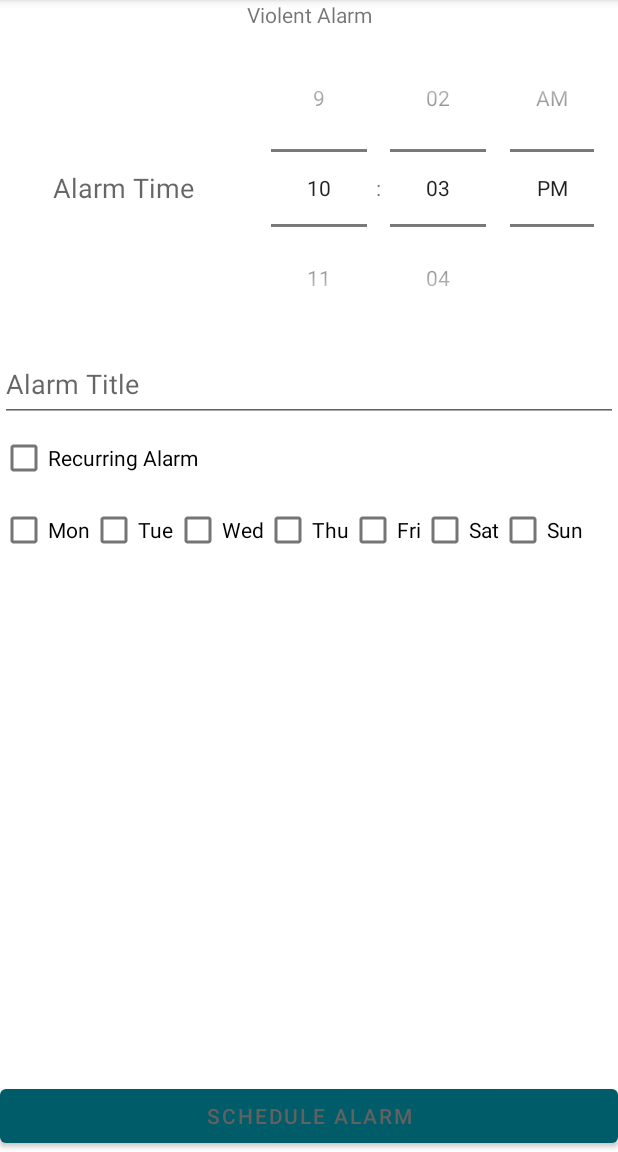
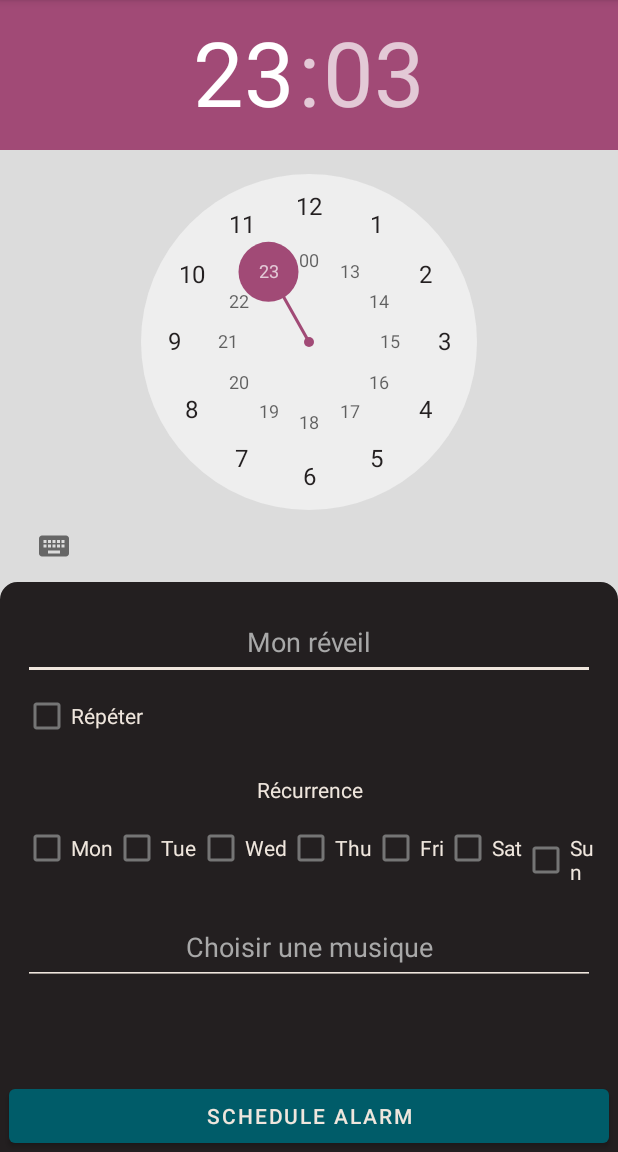
Before and after one commit to Axel-Pion-MDS/B3_Violent_Clock, an Android app: the screen it shows after launch (MainActivity2 before the commit, AddAlarmActivity after it), after a tap on an icon or button, on a phone screen of 412 x 824 dp, the part 84-1236 px from its top. Run offline under Robolectric (Android 15) with nearby library versions, the light colour scheme and no system bars; libraries missing offline, so code that uses them is left out: com.spotify.android; 4 statements that could not run were skipped.

Commit message:
feat(addAlarm): Optimization of front and add music input

```diff
--- a/app/src/main/AndroidManifest.xml
+++ b/app/src/main/AndroidManifest.xml
@@ -20,7 +20,7 @@
                 <category android:name="android.intent.category.LAUNCHER" />
             </intent-filter>
         </activity>
-        <activity android:name="com.raq.violentclock.MainActivity2" >
+        <activity android:name="com.raq.violentclock.AddAlarmActivity" >
         </activity>
     </application>
 
--- /dev/null
+++ b/app/src/main/java/com/raq/violentclock/AddAlarmActivity.kt
@@ -0,0 +1,24 @@
+package com.raq.violentclock
+
+import android.os.Build
+import androidx.appcompat.app.AppCompatActivity
+import android.os.Bundle
+import android.widget.TimePicker
+import androidx.annotation.RequiresApi
+import java.time.LocalDateTime
+import java.time.format.DateTimeFormatter
+
+class AddAlarmActivity : AppCompatActivity() {
+    @RequiresApi(Build.VERSION_CODES.O)
+    override fun onCreate(savedInstanceState: Bundle?) {
+        super.onCreate(savedInstanceState)
+        setContentView(R.layout.new_alarm)
+        var picker : TimePicker = findViewById<TimePicker>(R.id.timePicker)
+        var date = LocalDateTime.now();
+        var formatter = DateTimeFormatter.ofPattern("HH")
+        picker.hour = date.format(formatter).toInt()
+        formatter = DateTimeFormatter.ofPattern("mm")
+        picker.hour = date.format(formatter).toInt()
+        picker.setIs24HourView(true)
+    }
+}
--- a/app/src/main/java/com/raq/violentclock/MainActivity.kt
+++ b/app/src/main/java/com/raq/violentclock/MainActivity.kt
@@ -1,6 +1,5 @@
 package com.raq.violentclock
 
-import android.app.ActivityOptions
 import android.content.Intent
 import android.os.Bundle
 import android.util.Log
@@ -89,9 +88,8 @@ class MainActivity : AppCompatActivity() {
         var btnAlarm : FloatingActionButton = findViewById<FloatingActionButton>(R.id.addAlarm)
         btnAlarm.setOnClickListener {
             Log.d("MainActivityDebug", "Click!")
-            val intent : Intent = Intent(this, MainActivity2::class.java)
+            val intent : Intent = Intent(this, AddAlarmActivity::class.java)
             startActivity(intent)
-            overridePendingTransition(android.R.anim.fade_in, android.R.anim.fade_out);
         }
     }
 }
--- a/app/src/main/java/com/raq/violentclock/MainActivity2.kt
+++ /dev/null
@@ -1,11 +0,0 @@
-package com.raq.violentclock
-
-import androidx.appcompat.app.AppCompatActivity
-import android.os.Bundle
-
-class MainActivity2 : AppCompatActivity() {
-    override fun onCreate(savedInstanceState: Bundle?) {
-        super.onCreate(savedInstanceState)
-        setContentView(R.layout.new_alarm)
-    }
-}
--- a/app/src/main/java/com/raq/violentclock/interface/SpotifyInterface.kt
+++ b/app/src/main/java/com/raq/violentclock/interface/SpotifyInterface.kt
@@ -6,7 +6,7 @@ import retrofit2.http.GET
 import retrofit2.http.Header
 import retrofit2.http.Query
 
-private const val TOKEN = "Bearer BQCBf3_vv8x7vJeHgUu7kzNQRZ0OSQSA75wuVSsH04OqWP75IA6oJYE55jhUuDrDEVU_CdY70ve0zzE8nATEs_y1vD0uAxEOW8UiXGu8b5DVF8W6-tZXVAJM_4jn2yEW1FGdODxktQHXhvw"
+private const val TOKEN = "  BQCBf3_vv8x7vJeHgUu7kzNQRZ0OSQSA75wuVSsH04OqWP75IA6oJYE55jhUuDrDEVU_CdY70ve0zzE8nATEs_y1vD0uAxEOW8UiXGu8b5DVF8W6-tZXVAJM_4jn2yEW1FGdODxktQHXhvw"
 private const val SEARCH_TYPE = "track"
 
 interface SpotifyInterface {
--- /dev/null
+++ b/app/src/main/res/drawable/layout_bg.xml
@@ -0,0 +1,7 @@
+<?xml version="1.0" encoding="UTF-8"?>
+<shape xmlns:android="http://schemas.android.com/apk/res/android">
+    <solid android:color="@color/light_black"/>
+    <stroke android:width="3dp" android:color="@color/light_black" />
+    <corners android:topLeftRadius="10dp" android:topRightRadius="10dp"/>
+    <padding android:left="0dp" android:top="0dp" android:right="0dp" android:bottom="0dp" />
+</shape>
--- a/app/src/main/res/layout/new_alarm.xml
+++ b/app/src/main/res/layout/new_alarm.xml
@@ -1,72 +1,89 @@
 <?xml version="1.0" encoding="utf-8"?>
-<androidx.constraintlayout.widget.ConstraintLayout xmlns:android="http://schemas.android.com/apk/res/android"
+<androidx.constraintlayout.widget.ConstraintLayout
+    xmlns:android="http://schemas.android.com/apk/res/android"
     xmlns:app="http://schemas.android.com/apk/res-auto"
     xmlns:tools="http://schemas.android.com/tools"
     android:layout_width="match_parent"
     android:layout_height="match_parent"
-    tools:context=".MainActivity2">
+    android:background="#DCDCDC"
+    tools:context=".AddAlarmActivity">
 
-    <TextView
-        android:id="@+id/createalarm_scheduleAlarmHeading"
-        android:layout_width="0dp"
+
+    <TimePicker
+        android:id="@+id/timePicker"
+        android:layout_width="wrap_content"
         android:layout_height="wrap_content"
-        android:text="Violent Alarm"
-        android:textAlignment="center"
+        android:layout_weight="0.6"
+        android:amPmTextColor="@color/grey"
+        android:background="#DCDCDC"
+        android:backgroundTintMode="screen"
+        android:headerBackground="@color/secondary"
+        android:numbersTextColor="@color/light_black"
+        android:timePickerMode="clock"
         app:layout_constraintEnd_toEndOf="parent"
         app:layout_constraintStart_toStartOf="parent"
         app:layout_constraintTop_toTopOf="parent" />
 
     <LinearLayout
-        android:id="@+id/createalarm_timePickerLayout"
-        android:layout_width="0dp"
-        android:layout_height="wrap_content"
-        android:orientation="horizontal"
+        android:id="@+id/layout_content"
+        android:layout_width="match_parent"
+        android:layout_height="0dp"
+        android:background="@drawable/layout_bg"
+        android:orientation="vertical"
+        app:layout_constraintBottom_toBottomOf="parent"
         app:layout_constraintEnd_toEndOf="parent"
         app:layout_constraintStart_toStartOf="parent"
-        app:layout_constraintTop_toBottomOf="@+id/createalarm_scheduleAlarmHeading">
-
-        <TextView
-            android:layout_width="0dp"
-            android:layout_height="wrap_content"
-            android:layout_gravity="center"
-            android:layout_weight="0.4"
-            android:text="Alarm Time"
-            android:textAlignment="center"
-            android:textAppearance="@style/TextAppearance.AppCompat.Medium" />
-
-        <TimePicker
-            android:id="@+id/createalarm_timePicker"
-            android:layout_width="0dp"
-            android:layout_height="wrap_content"
-            android:layout_weight="0.6"
-            android:timePickerMode="spinner" />
-    </LinearLayout>
+        app:layout_constraintTop_toBottomOf="@+id/timePicker">
 
         <EditText
             android:id="@+id/createalarm_title"
-        android:layout_width="0dp"
+            android:layout_width="match_parent"
             android:layout_height="wrap_content"
+            android:layout_marginStart="15dp"
+            android:layout_marginTop="15dp"
+            android:layout_marginEnd="15dp"
             android:autofillHints=""
-        android:hint="Alarm Title"
+            android:backgroundTint="@color/grey"
+            android:hint="Mon réveil"
             android:inputType="text"
             android:minHeight="50dp"
+            android:textAlignment="center"
+            android:textColor="@color/grey"
+            android:textColorHint="@color/hint"
             app:layout_constraintEnd_toEndOf="parent"
             app:layout_constraintStart_toStartOf="parent"
-        app:layout_constraintTop_toBottomOf="@+id/createalarm_timePickerLayout" />
+            app:layout_constraintTop_toBottomOf="@+id/timePicker" />
 
         <CheckBox
             android:id="@+id/createalarm_recurring"
             android:layout_width="match_parent"
             android:layout_height="wrap_content"
+            android:layout_marginStart="15dp"
+            android:layout_marginEnd="15dp"
             android:checked="false"
-        android:text="Recurring Alarm"
+            android:text="Répéter"
+            android:textColor="@color/grey"
             app:layout_constraintStart_toStartOf="parent"
             app:layout_constraintTop_toBottomOf="@+id/createalarm_title" />
 
+        <TextView
+            android:id="@+id/textView"
+            android:layout_width="match_parent"
+            android:layout_height="wrap_content"
+            android:layout_marginStart="15dp"
+            android:layout_marginTop="15dp"
+            android:layout_marginEnd="15dp"
+            android:layout_marginBottom="5dp"
+            android:text="Récurrence"
+            android:textAlignment="center"
+            android:textColor="@color/grey" />
+
         <LinearLayout
             android:id="@+id/createalarm_recurring_options"
-        android:layout_width="0dp"
+            android:layout_width="match_parent"
             android:layout_height="50dp"
+            android:layout_marginStart="15dp"
+            android:layout_marginEnd="15dp"
             android:orientation="horizontal"
             app:layout_constraintEnd_toEndOf="parent"
             app:layout_constraintStart_toStartOf="parent"
@@ -76,53 +93,78 @@
                 android:id="@+id/createalarm_checkMon"
                 android:layout_width="wrap_content"
                 android:layout_height="wrap_content"
-            android:text="Mon" />
+                android:text="Mon"
+                android:textColor="@color/grey" />
 
             <CheckBox
                 android:id="@+id/createalarm_checkTue"
                 android:layout_width="wrap_content"
                 android:layout_height="wrap_content"
-            android:text="Tue" />
+                android:text="Tue"
+                android:textColor="@color/grey" />
 
             <CheckBox
                 android:id="@+id/createalarm_checkWed"
                 android:layout_width="wrap_content"
                 android:layout_height="wrap_content"
-            android:text="Wed" />
+                android:text="Wed"
+                android:textColor="@color/grey" />
 
             <CheckBox
                 android:id="@+id/createalarm_checkThu"
                 android:layout_width="wrap_content"
                 android:layout_height="wrap_content"
-            android:text="Thu" />
+                android:text="Thu"
+                android:textColor="@color/grey" />
 
             <CheckBox
                 android:id="@+id/createalarm_checkFri"
                 android:layout_width="wrap_content"
                 android:layout_height="wrap_content"
-            android:text="Fri" />
+                android:text="Fri"
+                android:textColor="@color/grey" />
 
             <CheckBox
                 android:id="@+id/createalarm_checkSat"
                 android:layout_width="wrap_content"
                 android:layout_height="wrap_content"
-            android:text="Sat" />
+                android:text="Sat"
+                android:textColor="@color/grey" />
 
             <CheckBox
                 android:id="@+id/createalarm_checkSun"
                 android:layout_width="wrap_content"
                 android:layout_height="wrap_content"
-            android:text="Sun" />
+                android:text="Sun"
+                android:textColor="@color/grey" />
+
+        </LinearLayout>
+
+        <EditText
+            android:id="@+id/editTextTextPersonName2"
+            android:layout_width="match_parent"
+            android:layout_height="wrap_content"
+            android:layout_marginStart="15dp"
+            android:layout_marginTop="15dp"
+            android:layout_marginEnd="15dp"
+            android:autofillHints=""
+            android:backgroundTint="@color/grey"
+            android:hint="Choisir une musique"
+            android:inputType="text"
+            android:minHeight="50dp"
+            android:textAlignment="center"
+            android:textColor="@color/grey"
+            android:textColorHint="@color/hint" />
 
     </LinearLayout>
 
     <Button
         android:id="@+id/createalarm_scheduleAlarm"
-        android:layout_width="0dp"
+        android:layout_width="400dp"
         android:layout_height="wrap_content"
         android:layout_gravity="center"
         android:text="Schedule Alarm"
-        android:textColor="#616161"
+        android:textColor="@color/grey"
         app:layout_constraintBottom_toBottomOf="parent"
         app:layout_constraintEnd_toEndOf="parent"
         app:layout_constraintStart_toStartOf="parent" />
--- a/app/src/main/res/values/colors.xml
+++ b/app/src/main/res/values/colors.xml
@@ -8,4 +8,5 @@
     <color name="main_variant">#FF06BCC1</color>
     <color name="secondary">#FFA14A76</color>
     <color name="secondary_variant">#FFBF7399</color>
+    <color name="hint">#FFA8A8A8</color>
 </resources>
```
Lines whose indentation alone changed are shown as unchanged.
